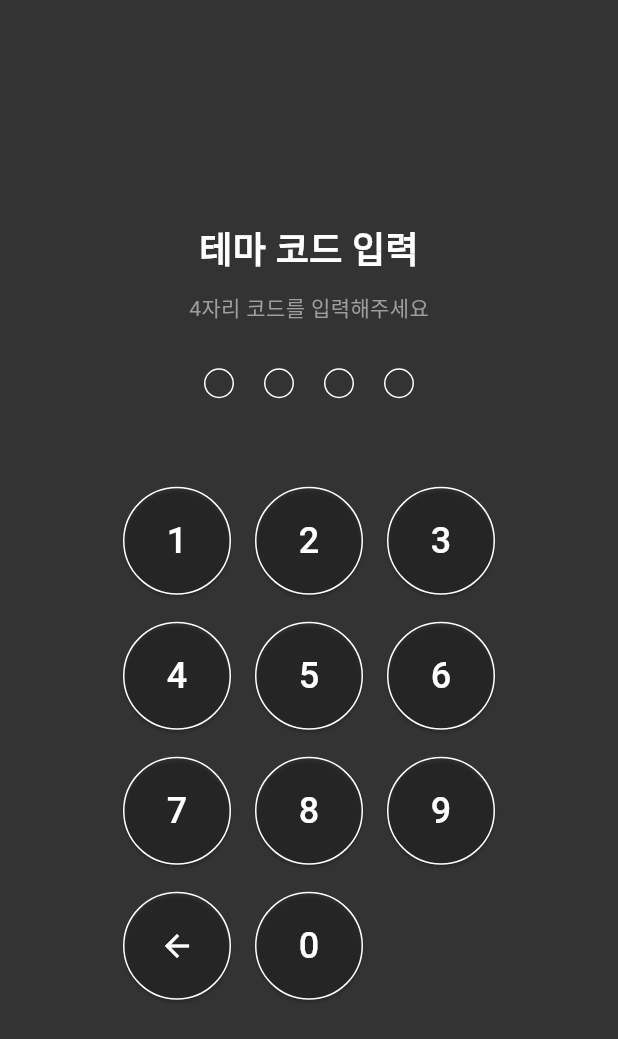
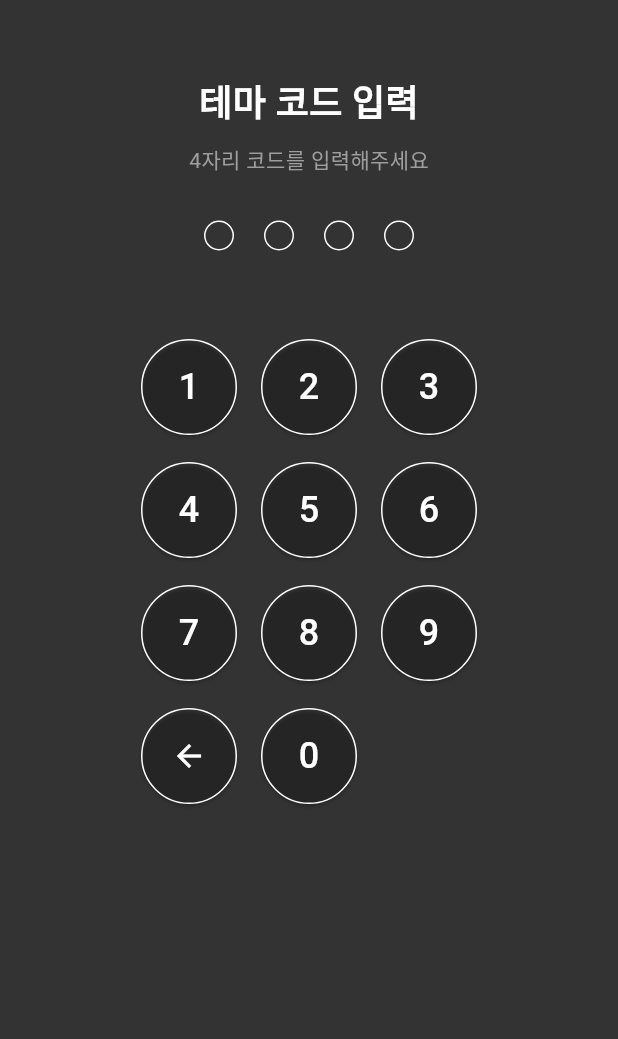
Before and after one commit to seyeon-Yoon/ZombieRun_user, a Flutter app: the ThemeCodePage screen opened directly, on a phone screen of 412 x 824 dp. Shown: the top 1039 px of the screen. Run offline on Flutter 3.47's test engine with Material 3 defaults, Android fonts, the light colour scheme and no system bars; our stand-ins replace shared_preferences; accounts and stored records are empty.

```diff
--- /dev/null
+++ b/lib/database/themes.dart
@@ -0,0 +1,93 @@
+// 테마 데이터베이스 파일
+class Hint {
+  final String code;
+  final int progress;
+  final String content;
+  final String answer;
+
+  const Hint({
+    required this.code,
+    required this.progress,
+    required this.content,
+    required this.answer,
+  });
+}
+
+class Theme {
+  final String themeName;
+  final String themeCode;
+  final String escapeTimeMinutes;
+  final String availableHints;
+  final String monitoringPlaces;
+  final String? mapFile;
+  final List<Hint> hints;
+  final List<String>? places;
+
+  const Theme({
+    required this.themeName,
+    required this.themeCode,
+    required this.escapeTimeMinutes,
+    required this.availableHints,
+    required this.monitoringPlaces,
+    this.mapFile,
+    required this.hints,
+    this.places,
+  });
+}
+
+class ThemesDB {
+  static const List<Theme> themes = [
+    Theme(
+      themeName: "테마1",
+      themeCode: "1234",
+      escapeTimeMinutes: "1",
+      availableHints: "5",
+      monitoringPlaces: "4",
+      mapFile: "경로",
+      hints: [
+        Hint(
+          code: "1234",
+          progress: 1,
+          content: "1",
+          answer: "1",
+        ),
+      ],
+      places: [],
+    ),
+  ];
+
+  // 싱글톤 패턴
+  static final ThemesDB _instance = ThemesDB._internal();
+
+  factory ThemesDB() {
+    return _instance;
+  }
+
+  ThemesDB._internal();
+
+  // 현재 테마 가져오기 (첫 번째 테마)
+  Theme getCurrentTheme() {
+    return themes[0];
+  }
+
+  // 테마 코드로 테마 찾기
+  Theme? getThemeByCode(String code) {
+    try {
+      return themes.firstWhere((theme) => theme.themeCode == code);
+    } catch (e) {
+      return null;
+    }
+  }
+
+  // 힌트 코드로 힌트 찾기
+  Hint? getHintByCode(String code) {
+    for (final theme in themes) {
+      try {
+        return theme.hints.firstWhere((hint) => hint.code == code);
+      } catch (e) {
+        continue;
+      }
+    }
+    return null;
+  }
+}
--- a/lib/login_page.dart
+++ b/lib/login_page.dart
@@ -1,5 +1,6 @@
 import 'package:flutter/material.dart';
 import 'theme_code_page.dart';
+import 'database/users.dart';
 
 class LoginPage extends StatefulWidget {
   const LoginPage({super.key});
@@ -92,8 +93,7 @@ class _LoginPageState extends State<LoginPage> {
               child: ElevatedButton(
                 onPressed: _isFormValid
                     ? () {
-                        if (_idController.text == 'admin' &&
-                            _passwordController.text == '1234') {
+                        if (UsersDB().validateUser(_idController.text, _passwordController.text)) {
                           Navigator.pushReplacement(
                             context,
                             MaterialPageRoute(
--- a/lib/theme_code_page.dart
+++ b/lib/theme_code_page.dart
@@ -1,5 +1,6 @@
 import 'package:flutter/material.dart';
 import 'main_container.dart';
+import 'database/themes.dart';
 
 class ThemeCodePage extends StatefulWidget {
   const ThemeCodePage({super.key});
@@ -14,15 +15,6 @@ class _ThemeCodePageState extends State<ThemeCodePage> {
   @override
   void initState() {
     super.initState();
-    WidgetsBinding.instance.addPostFrameCallback((_) {
-      ScaffoldMessenger.of(context).showSnackBar(
-        const SnackBar(
-          content: Text('핫 리로드가 완료되었습니다.'),
-          duration: Duration(seconds: 1),
-          backgroundColor: Colors.green,
-        ),
-      );
-    });
   }
 
   void _addNumber(String number) {
@@ -31,12 +23,30 @@ class _ThemeCodePageState extends State<ThemeCodePage> {
         _code += number;
       });
 
-      // 4자리가 모두 입력되면 MainContainer로 이동
+      // 4자리가 모두 입력되면 테마 코드 검증
       if (_code.length == 4) {
-        Navigator.pushReplacement(
+        final theme = ThemesDB().getThemeByCode(_code);
+        if (theme != null) {
+          Navigator.pushAndRemoveUntil(
             context,
-          MaterialPageRoute(builder: (context) => const MainContainer()),
+            MaterialPageRoute(
+              builder: (context) => MainContainer(
+                initialMinutes: int.parse(theme.escapeTimeMinutes),
+              ),
+            ),
+            (route) => false,
           );
+        } else {
+          ScaffoldMessenger.of(context).showSnackBar(
+            const SnackBar(
+              content: Text('잘못된 테마 코드입니다.'),
+              duration: Duration(seconds: 2),
+            ),
+          );
+          setState(() {
+            _code = '';
+          });
+        }
       }
     }
   }
@@ -57,8 +67,8 @@ class _ThemeCodePageState extends State<ThemeCodePage> {
         style: ElevatedButton.styleFrom(
           backgroundColor: Colors.transparent,
           shape: const CircleBorder(),
-          minimumSize: const Size(72, 72),
-          padding: const EdgeInsets.all(20),
+          minimumSize: const Size(64, 64),
+          padding: const EdgeInsets.all(16),
           side: const BorderSide(color: Colors.white, width: 1),
         ),
         child: number == '←'
@@ -82,10 +92,13 @@ class _ThemeCodePageState extends State<ThemeCodePage> {
   Widget build(BuildContext context) {
     return Scaffold(
       backgroundColor: const Color(0xFF333333),
-      body: Center(
+      body: SafeArea(
+        child: SingleChildScrollView(
+          child: Center(
             child: Column(
               mainAxisAlignment: MainAxisAlignment.center,
               children: [
+                const SizedBox(height: 50),
                 const Text(
                   '테마 코드 입력',
                   style: TextStyle(
@@ -153,15 +166,18 @@ class _ThemeCodePageState extends State<ThemeCodePage> {
                         Container(
                           margin: const EdgeInsets.all(8),
                           child: const SizedBox(
-                        width: 72,
-                        height: 72,
+                            width: 64,
+                            height: 64,
                           ),
                         ),
                       ],
                     ),
                   ],
                 ),
+                const SizedBox(height: 50),
               ],
+            ),
+          ),
         ),
       ),
     );
--- a/lib/widgets/common_navigation_bar.dart
+++ b/lib/widgets/common_navigation_bar.dart
@@ -1,13 +1,16 @@
 import 'package:flutter/material.dart';
+import '../main_container.dart';
 
 class CommonNavigationBar extends StatelessWidget {
   final int currentIndex;
   final Function(int) onTap;
+  final int initialMinutes;
 
   const CommonNavigationBar({
     super.key,
     required this.currentIndex,
     required this.onTap,
+    required this.initialMinutes,
   });
 
   @override
--- a/pubspec.yaml
+++ b/pubspec.yaml
@@ -63,8 +63,6 @@ flutter:
   # To add assets to your application, add an assets section, like this:
   assets:
     - assets/images/
-    - assets/icons/
-    - assets/audio/
 
   # An image asset can refer to one or more resolution-specific "variants", see
   # https://flutter.dev/to/resolution-aware-images
```
Also changed, not shown: lib/database/notices.dart (added, +47 -0 lines), lib/database/users.dart (added, +60 -0 lines), lib/main.dart (+5 -4 lines), lib/main_container.dart (+56 -11 lines), lib/map_page.dart (+14 -8 lines), lib/memo_page.dart (+14 -8 lines), lib/screens/hint_screen.dart (added, +206 -0 lines), lib/timer_page.dart (+135 -20 lines). Lines whose indentation alone changed are shown as unchanged.
